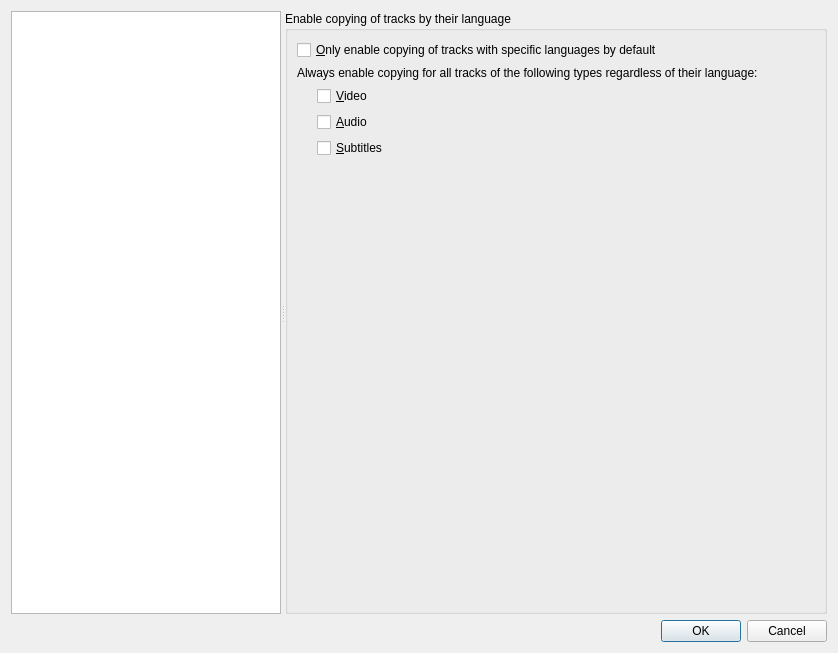
First picture: the form in src/mkvtoolnix-gui/forms/main_window/preferences_dialog.ui, repository jpsdr/MKVToolnix-Windows-7, before the edit.
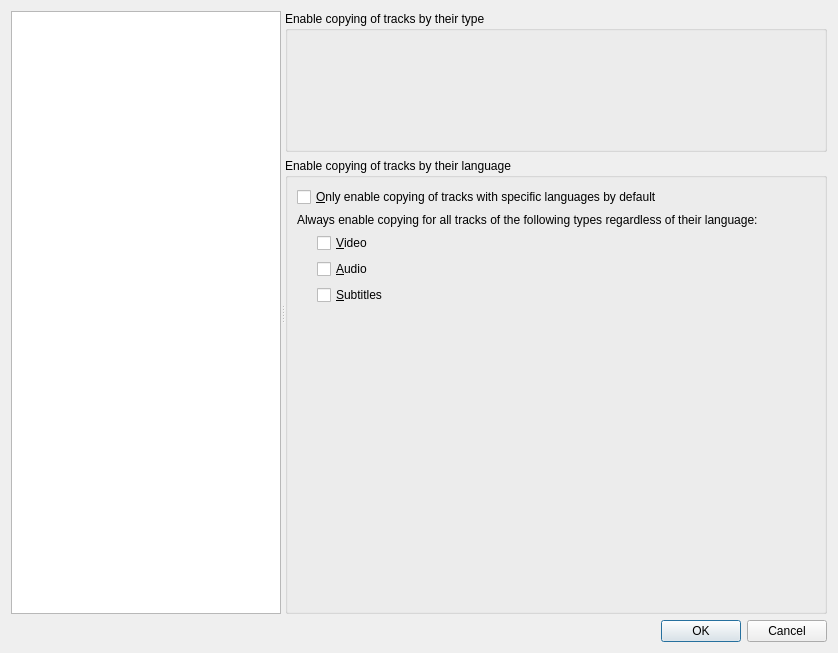
Second picture: the form after the edit. The open tabs and pages were chosen to show the change. Icons and pictures are not drawn. Custom widgets are drawn as their Qt base class.

Commit message:
GUI: mux: options for only enabling tracks of certain types by default
Implements #2271.

What changed in the file:
```diff
--- a/src/mkvtoolnix-gui/forms/main_window/preferences_dialog.ui
+++ b/src/mkvtoolnix-gui/forms/main_window/preferences_dialog.ui
@@ -1043,8 +1043,8 @@
         </item>
        </layout>
       </widget>
-      <widget class="QWidget" name="pMergeEnableTracksByLanguage">
-       <layout class="QVBoxLayout" name="verticalLayout_9">
+      <widget class="QWidget" name="pMergeEnableTracks">
+       <layout class="QVBoxLayout" name="verticalLayout_9" stretch="0,1">
         <property name="leftMargin">
          <number>0</number>
         </property>
@@ -1057,6 +1057,34 @@
         <property name="bottomMargin">
          <number>0</number>
         </property>
+        <item>
+         <widget class="QGroupBox" name="groupBox_20">
+          <property name="title">
+           <string>Enable copying of tracks by their type</string>
+          </property>
+          <layout class="QVBoxLayout" name="verticalLayout_34">
+           <item>
+            <widget class="mtx::gui::Util::SideBySideMultiSelect" name="tbMEnableMuxingTracksByType" native="true">
+             <property name="sizePolicy">
+              <sizepolicy hsizetype="Preferred" vsizetype="Minimum">
+               <horstretch>0</horstretch>
+               <verstretch>0</verstretch>
+              </sizepolicy>
+             </property>
+             <property name="minimumSize">
+              <size>
+               <width>0</width>
+               <height>100</height>
+              </size>
+             </property>
+             <property name="focusPolicy">
+              <enum>Qt::StrongFocus</enum>
+             </property>
+            </widget>
+           </item>
+          </layout>
+         </widget>
+        </item>
         <item>
          <widget class="QGroupBox" name="groupBox_7">
           <property name="title">
@@ -1144,22 +1172,6 @@
           </layout>
          </widget>
         </item>
-        <item>
-         <spacer name="verticalSpacer_3">
-          <property name="orientation">
-           <enum>Qt::Vertical</enum>
-          </property>
-          <property name="sizeType">
-           <enum>QSizePolicy::Minimum</enum>
-          </property>
-          <property name="sizeHint" stdset="0">
-           <size>
-            <width>20</width>
-            <height>0</height>
-           </size>
-          </property>
-         </spacer>
-        </item>
        </layout>
       </widget>
       <widget class="QWidget" name="pMergePlaylists">
```
Left out of the diff: 33 changed lines with no effect on the pictures. The commit also changes 7 other files.
